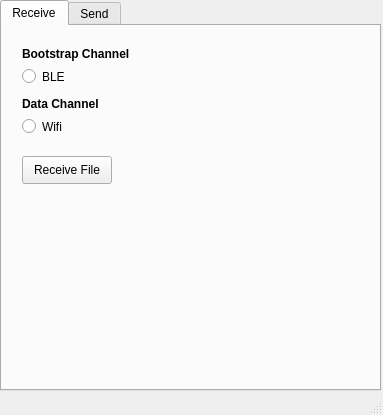
Qt form ui/mainwindow.ui (Venice-D2D/venice-qt) before a commit.
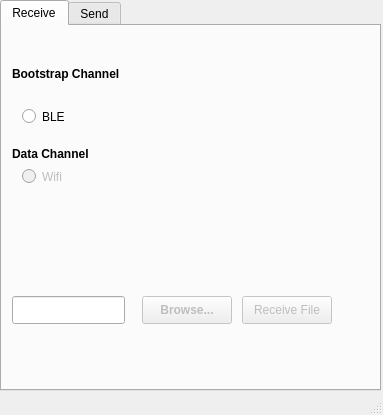
The same form after that commit. The open tabs and pages were chosen to show the change.

Diff of the .ui file:
```diff
--- a/ui/mainwindow.ui
+++ b/ui/mainwindow.ui
@@ -53,7 +53,6 @@
      </property>
      <property name="font">
       <font>
-       <weight>75</weight>
        <bold>true</bold>
       </font>
      </property>
@@ -70,14 +69,13 @@
       <property name="geometry">
        <rect>
         <x>20</x>
-        <y>40</y>
+        <y>80</y>
         <width>104</width>
         <height>21</height>
        </rect>
       </property>
       <property name="font">
        <font>
-        <weight>50</weight>
         <bold>false</bold>
        </font>
       </property>
@@ -91,8 +89,8 @@
       </property>
       <property name="geometry">
        <rect>
-        <x>20</x>
-        <y>70</y>
+        <x>10</x>
+        <y>120</y>
         <width>121</width>
         <height>16</height>
        </rect>
@@ -103,19 +101,18 @@
      </widget>
      <widget class="QRadioButton" name="wifiReceiveRadioButton">
       <property name="enabled">
-       <bool>true</bool>
+       <bool>false</bool>
       </property>
       <property name="geometry">
        <rect>
         <x>20</x>
-        <y>90</y>
+        <y>140</y>
         <width>104</width>
         <height>21</height>
        </rect>
       </property>
       <property name="font">
        <font>
-        <weight>50</weight>
         <bold>false</bold>
        </font>
       </property>
@@ -124,17 +121,19 @@
       </property>
      </widget>
      <widget class="QPushButton" name="receiveFileButton">
+      <property name="enabled">
+       <bool>false</bool>
+      </property>
       <property name="geometry">
        <rect>
-        <x>20</x>
-        <y>130</y>
+        <x>240</x>
+        <y>270</y>
         <width>90</width>
         <height>28</height>
        </rect>
       </property>
       <property name="font">
        <font>
-        <weight>50</weight>
         <bold>false</bold>
        </font>
       </property>
@@ -148,8 +147,8 @@
       </property>
       <property name="geometry">
        <rect>
-        <x>20</x>
-        <y>20</y>
+        <x>10</x>
+        <y>40</y>
         <width>131</width>
         <height>16</height>
        </rect>
@@ -161,6 +160,35 @@
        <string>Bootstrap Channel</string>
       </property>
      </widget>
+     <widget class="QPushButton" name="browseReceiveFileButton">
+      <property name="enabled">
+       <bool>false</bool>
+      </property>
+      <property name="geometry">
+       <rect>
+        <x>140</x>
+        <y>270</y>
+        <width>90</width>
+        <height>28</height>
+       </rect>
+      </property>
+      <property name="text">
+       <string>Browse...</string>
+      </property>
+     </widget>
+     <widget class="QLineEdit" name="selectedReceiveFileLineEdit">
+      <property name="enabled">
+       <bool>true</bool>
+      </property>
+      <property name="geometry">
+       <rect>
+        <x>10</x>
+        <y>270</y>
+        <width>113</width>
+        <height>28</height>
+       </rect>
+      </property>
+     </widget>
     </widget>
     <widget class="QWidget" name="sendTab">
      <attribute name="title">
```
Left out of the diff: 14 changed lines with no effect on the pictures.
